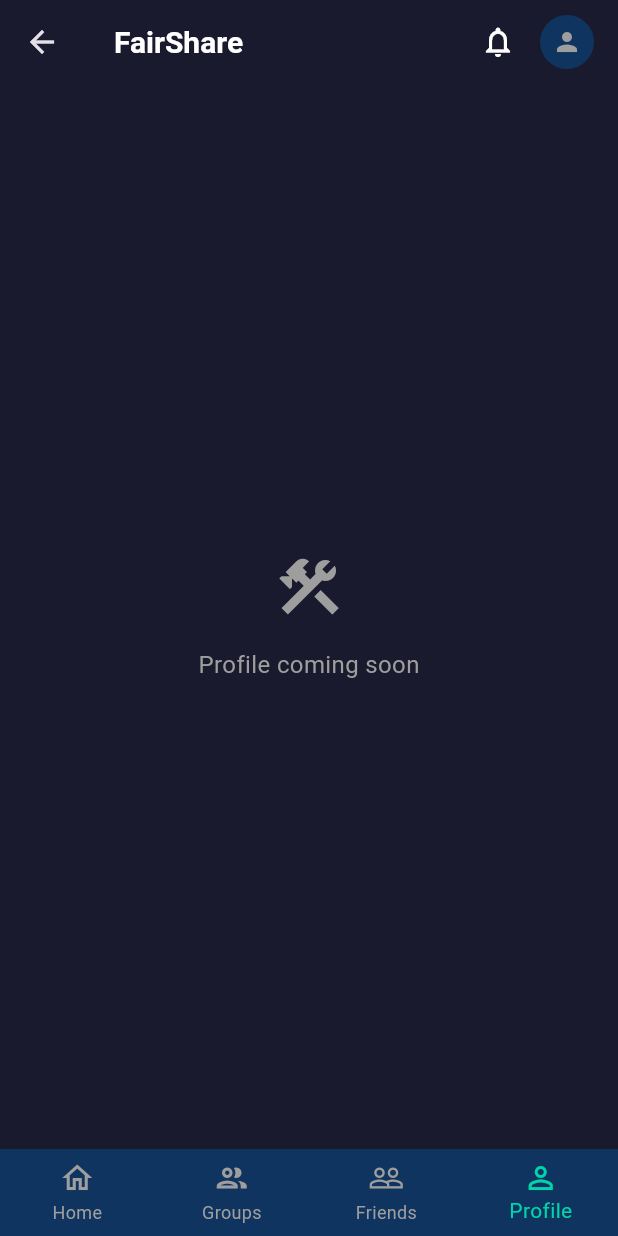
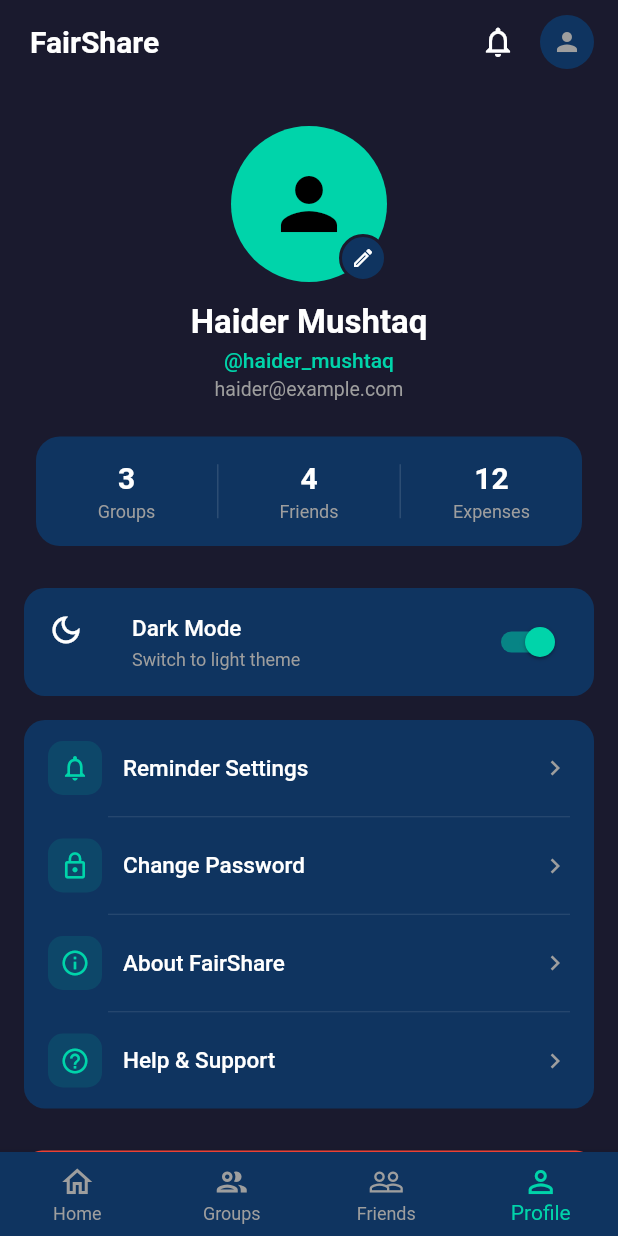
Before and after one commit to Haidermushtaq/splivy, a Flutter app: the DashboardScreen screen opened directly, item 4 of the bottom bar chosen, on a phone screen of 412 x 824 dp. Run offline on Flutter 3.47's test engine with Material 3 defaults, Android fonts, the phone set to English and light mode, and no system bars; our stand-ins replace shared_preferences; accounts and stored records are empty.

Commit message:
feat: add profile screen with dark/light mode toggle and settings
Co-authored-by: MohsinAshraf01 <mohsinmhn24@gmail.com>
Co-authored-by: HaiderZahoorr <haiderzahoor808@gmail.com>

```diff
--- /dev/null
+++ b/lib/app_theme.dart
@@ -0,0 +1,23 @@
+import 'package:flutter/material.dart';
+
+final themeNotifier = ValueNotifier<ThemeMode>(ThemeMode.dark);
+
+ThemeData get lightTheme => ThemeData(
+      brightness: Brightness.light,
+      scaffoldBackgroundColor: Colors.white,
+      colorScheme: ColorScheme.fromSeed(
+        seedColor: const Color(0xFF00D4AA),
+        brightness: Brightness.light,
+      ),
+      useMaterial3: false,
+    );
+
+ThemeData get darkTheme => ThemeData(
+      brightness: Brightness.dark,
+      scaffoldBackgroundColor: const Color(0xFF1A1A2E),
+      colorScheme: ColorScheme.fromSeed(
+        seedColor: const Color(0xFF00D4AA),
+        brightness: Brightness.dark,
+      ),
+      useMaterial3: false,
+    );
--- a/lib/main.dart
+++ b/lib/main.dart
@@ -1,7 +1,13 @@
 import 'package:flutter/material.dart';
-import 'screens/splash_screen.dart';
+import 'package:shared_preferences/shared_preferences.dart';
+import 'app_theme.dart';
+import 'screens/dashboard/dashboard_screen.dart';
 
-void main() {
+void main() async {
+  WidgetsFlutterBinding.ensureInitialized();
+  final prefs = await SharedPreferences.getInstance();
+  final isDark = prefs.getBool('isDarkMode') ?? true;
+  themeNotifier.value = isDark ? ThemeMode.dark : ThemeMode.light;
   runApp(const FairShareApp());
 }
 
@@ -10,11 +16,16 @@ class FairShareApp extends StatelessWidget {
 
   @override
   Widget build(BuildContext context) {
-    return MaterialApp(
-      title: 'FairShare',
-      debugShowCheckedModeBanner: false,
-      theme: ThemeData.dark(),
-      home: const SplashScreen(),
+    return ValueListenableBuilder<ThemeMode>(
+      valueListenable: themeNotifier,
+      builder: (context, mode, child) => MaterialApp(
+        title: 'FairShare',
+        debugShowCheckedModeBanner: false,
+        theme: lightTheme,
+        darkTheme: darkTheme,
+        themeMode: mode,
+        home: const DashboardScreen(),
+      ),
     );
   }
 }
--- a/lib/screens/dashboard/dashboard_screen.dart
+++ b/lib/screens/dashboard/dashboard_screen.dart
@@ -1,6 +1,7 @@
 import 'package:flutter/material.dart';
 import '../groups/groups_screen.dart';
 import '../friends/friends_screen.dart';
+import '../profile/profile_screen.dart';
 
 class DashboardScreen extends StatefulWidget {
   const DashboardScreen({super.key});
@@ -84,6 +85,8 @@ class _DashboardScreenState extends State<DashboardScreen> {
         return const GroupsScreen();
       case 2:
         return const FriendsScreen();
+      case 3:
+        return const ProfileScreen();
       default:
         return _PlaceholderTab(label: _tabLabel(_currentIndex));
     }
--- /dev/null
+++ b/lib/screens/profile/profile_screen.dart
@@ -0,0 +1,578 @@
+import 'package:flutter/material.dart';
+import 'package:shared_preferences/shared_preferences.dart';
+import '../../app_theme.dart';
+import '../auth/login_screen.dart';
+
+class ProfileScreen extends StatefulWidget {
+  const ProfileScreen({super.key});
+
+  @override
+  State<ProfileScreen> createState() => _ProfileScreenState();
+}
+
+class _ProfileScreenState extends State<ProfileScreen> {
+  static const _bg = Color(0xFF1A1A2E);
+  static const _accent = Color(0xFF00D4AA);
+  static const _cardDark = Color(0xFF0F3460);
+
+  bool _isDark = true;
+  int _reminderHours = 24;
+
+  @override
+  void initState() {
+    super.initState();
+    _loadThemePref();
+  }
+
+  Future<void> _loadThemePref() async {
+    final prefs = await SharedPreferences.getInstance();
+    if (mounted) {
+      setState(() => _isDark = prefs.getBool('isDarkMode') ?? true);
+    }
+  }
+
+  Future<void> _toggleTheme(bool isDark) async {
+    setState(() => _isDark = isDark);
+    themeNotifier.value = isDark ? ThemeMode.dark : ThemeMode.light;
+    final prefs = await SharedPreferences.getInstance();
+    await prefs.setBool('isDarkMode', isDark);
+  }
+
+  @override
+  Widget build(BuildContext context) {
+    return Scaffold(
+      backgroundColor: _bg,
+      body: SafeArea(
+        child: SingleChildScrollView(
+          padding: const EdgeInsets.only(bottom: 32),
+          child: Column(
+            crossAxisAlignment: CrossAxisAlignment.center,
+            children: [
+              const SizedBox(height: 28),
+              _buildAvatarSection(),
+              const SizedBox(height: 24),
+              _buildStatsRow(),
+              const SizedBox(height: 28),
+              _buildThemeToggle(),
+              const SizedBox(height: 16),
+              _buildSettingsList(),
+              const SizedBox(height: 28),
+              _buildLogoutButton(),
+            ],
+          ),
+        ),
+      ),
+    );
+  }
+
+  // ── Avatar + name + username + email ───────────────────────────────────────
+
+  Widget _buildAvatarSection() {
+    return Column(
+      children: [
+        Stack(
+          children: [
+            CircleAvatar(
+              radius: 52,
+              backgroundColor: _accent,
+              child: const Icon(Icons.person, color: Colors.black, size: 56),
+            ),
+            Positioned(
+              bottom: 0,
+              right: 0,
+              child: Container(
+                width: 32,
+                height: 32,
+                decoration: BoxDecoration(
+                  color: _cardDark,
+                  shape: BoxShape.circle,
+                  border: Border.all(color: _bg, width: 2),
+                ),
+                child: const Icon(Icons.edit_outlined,
+                    color: Colors.white, size: 16),
+              ),
+            ),
+          ],
+        ),
+        const SizedBox(height: 14),
+        const Text(
+          'Haider Mushtaq',
+          style: TextStyle(
+            color: Colors.white,
+            fontSize: 22,
+            fontWeight: FontWeight.bold,
+          ),
+        ),
+        const SizedBox(height: 4),
+        const Text(
+          '@haider_mushtaq',
+          style: TextStyle(
+            color: _accent,
+            fontSize: 14,
+            fontWeight: FontWeight.w500,
+          ),
+        ),
+        const SizedBox(height: 4),
+        const Text(
+          'haider@example.com',
+          style: TextStyle(color: Colors.grey, fontSize: 13),
+        ),
+      ],
+    );
+  }
+
+  // ── Stats row ──────────────────────────────────────────────────────────────
+
+  Widget _buildStatsRow() {
+    return Container(
+      margin: const EdgeInsets.symmetric(horizontal: 24),
+      padding: const EdgeInsets.symmetric(vertical: 16),
+      decoration: BoxDecoration(
+        color: _cardDark,
+        borderRadius: BorderRadius.circular(16),
+      ),
+      child: Row(
+        children: [
+          _StatItem(label: 'Groups', value: '3'),
+          _vDivider(),
+          _StatItem(label: 'Friends', value: '4'),
+          _vDivider(),
+          _StatItem(label: 'Expenses', value: '12'),
+        ],
+      ),
+    );
+  }
+
+  Widget _vDivider() => Container(
+        width: 1,
+        height: 36,
+        color: Colors.white12,
+      );
+
+  // ── Dark / light mode toggle ───────────────────────────────────────────────
+
+  Widget _buildThemeToggle() {
+    return Container(
+      margin: const EdgeInsets.symmetric(horizontal: 16),
+      decoration: BoxDecoration(
+        color: _cardDark,
+        borderRadius: BorderRadius.circular(14),
+      ),
+      child: SwitchListTile(
+        value: _isDark,
+        onChanged: _toggleTheme,
+        activeThumbColor: _accent,
+        secondary: Icon(
+          _isDark ? Icons.dark_mode_outlined : Icons.light_mode_outlined,
+          color: Colors.white,
+        ),
+        title: const Text(
+          'Dark Mode',
+          style: TextStyle(
+              color: Colors.white, fontWeight: FontWeight.w500, fontSize: 15),
+        ),
+        subtitle: Text(
+          _isDark ? 'Switch to light theme' : 'Switch to dark theme',
+          style: const TextStyle(color: Colors.grey, fontSize: 12),
+        ),
+      ),
+    );
+  }
+
+  // ── Settings list ──────────────────────────────────────────────────────────
+
+  Widget _buildSettingsList() {
+    return Container(
+      margin: const EdgeInsets.symmetric(horizontal: 16),
+      decoration: BoxDecoration(
+        color: _cardDark,
+        borderRadius: BorderRadius.circular(14),
+      ),
+      child: Column(
+        children: [
+          _SettingsTile(
+            icon: Icons.notifications_outlined,
+            label: 'Reminder Settings',
+            onTap: _showReminderDialog,
+          ),
+          const Divider(
+              color: Colors.white12, height: 1, indent: 56, endIndent: 16),
+          _SettingsTile(
+            icon: Icons.lock_outline,
+            label: 'Change Password',
+            onTap: () => _showComingSoon('Change Password'),
+          ),
+          const Divider(
+              color: Colors.white12, height: 1, indent: 56, endIndent: 16),
+          _SettingsTile(
+            icon: Icons.info_outline,
+            label: 'About FairShare',
+            onTap: _showAboutDialog,
+          ),
+          const Divider(
+              color: Colors.white12, height: 1, indent: 56, endIndent: 16),
+          _SettingsTile(
+            icon: Icons.help_outline,
+            label: 'Help & Support',
+            onTap: () => _showComingSoon('Help & Support'),
+            isLast: true,
+          ),
+        ],
+      ),
+    );
+  }
+
+  // ── Logout button ──────────────────────────────────────────────────────────
+
+  Widget _buildLogoutButton() {
+    return Padding(
+      padding: const EdgeInsets.symmetric(horizontal: 16),
+      child: OutlinedButton(
+        onPressed: _confirmLogout,
+        style: OutlinedButton.styleFrom(
+          side: const BorderSide(color: Colors.red, width: 1.5),
+          minimumSize: const Size(double.infinity, 52),
+          shape: RoundedRectangleBorder(
+              borderRadius: BorderRadius.circular(12)),
+        ),
+        child: const Text(
+          'Logout',
+          style: TextStyle(
+              color: Colors.red,
+              fontWeight: FontWeight.bold,
+              fontSize: 16),
+        ),
+      ),
+    );
+  }
+
+  // ── Dialogs ────────────────────────────────────────────────────────────────
+
+  void _showReminderDialog() {
+    int tempHours = _reminderHours;
+    showDialog(
+      context: context,
+      builder: (ctx) => StatefulBuilder(
+        builder: (ctx, setDialogState) => AlertDialog(
+          backgroundColor: _cardDark,
+          shape: RoundedRectangleBorder(
+              borderRadius: BorderRadius.circular(16)),
+          title: const Text(
+            'Reminder Settings',
+            style: TextStyle(
+                color: Colors.white, fontWeight: FontWeight.bold),
+          ),
+          content: Column(
+            mainAxisSize: MainAxisSize.min,
+            children: [
+              const Text(
+                'Payment reminder frequency',
+                style: TextStyle(color: Colors.grey, fontSize: 13),
+              ),
+              const SizedBox(height: 12),
+              ...[24, 48, 72].map((h) {
+                    final selected = tempHours == h;
+                    return InkWell(
+                      onTap: () =>
+                          setDialogState(() => tempHours = h),
+                      borderRadius: BorderRadius.circular(8),
+                      child: Padding(
+                        padding:
+                            const EdgeInsets.symmetric(vertical: 8),
+                        child: Row(
+                          children: [
+                            Container(
+                              width: 20,
+                              height: 20,
+                              decoration: BoxDecoration(
+                                shape: BoxShape.circle,
+                                border: Border.all(
+                                  color: selected
+                                      ? _accent
+                                      : Colors.grey,
+                                  width: 2,
+                                ),
+                              ),
+                              child: selected
+                                  ? Center(
+                                      child: Container(
+                                        width: 10,
+                                        height: 10,
+                                        decoration:
+                                            const BoxDecoration(
+                                          shape: BoxShape.circle,
+                                          color: _accent,
+                                        ),
+                                      ),
+                                    )
+                                  : null,
+                            ),
+                            const SizedBox(width: 12),
+                            Text(
+                              'Every ${h}hrs',
+                              style: const TextStyle(
+                                  color: Colors.white,
+                                  fontSize: 14),
+                            ),
+                          ],
+                        ),
+                      ),
+                    );
+                  }),
+            ],
+          ),
+          actions: [
+            TextButton(
+              onPressed: () => Navigator.of(ctx).pop(),
+              child: const Text('Cancel',
+                  style: TextStyle(color: Colors.grey)),
+            ),
+            ElevatedButton(
+              style: ElevatedButton.styleFrom(
+                backgroundColor: _accent,
+                shape: RoundedRectangleBorder(
+                    borderRadius: BorderRadius.circular(8)),
+              ),
+              onPressed: () {
+                setState(() => _reminderHours = tempHours);
+                Navigator.of(ctx).pop();
+              },
+              child: const Text('Save',
+                  style: TextStyle(
+                      color: Colors.black, fontWeight: FontWeight.bold)),
+            ),
+          ],
+        ),
+      ),
+    );
+  }
+
+  void _showAboutDialog() {
+    showDialog(
+      context: context,
+      builder: (ctx) => AlertDialog(
+        backgroundColor: _cardDark,
+        shape: RoundedRectangleBorder(
+            borderRadius: BorderRadius.circular(16)),
+        title: Row(
+          children: [
+            const Icon(Icons.account_balance_wallet_rounded,
+                color: _accent, size: 24),
+            const SizedBox(width: 10),
+            const Text(
+              'FairShare',
+              style: TextStyle(
+                  color: Colors.white, fontWeight: FontWeight.bold),
+            ),
+          ],
+        ),
+        content: Column(
+          mainAxisSize: MainAxisSize.min,
+          crossAxisAlignment: CrossAxisAlignment.start,
+          children: [
+            const Text('Version 1.0.0',
+                style: TextStyle(color: Colors.grey, fontSize: 13)),
+            const SizedBox(height: 16),
+            const Text(
+              'Built by',
+              style: TextStyle(
+                  color: Colors.white,
+                  fontWeight: FontWeight.bold,
+                  fontSize: 13),
+            ),
+            const SizedBox(height: 8),
+            ...['Haider Mushtaq', 'Mohsin Ashraf', 'Shumail Khan', 'Haider Zahoor']
+                .map((name) => Padding(
+                      padding: const EdgeInsets.only(bottom: 4),
+                      child: Row(
+                        children: [
+                          const Icon(Icons.person_outline,
+                              color: _accent, size: 14),
+                          const SizedBox(width: 6),
+                          Text(name,
+                              style: const TextStyle(
+                                  color: Colors.white, fontSize: 13)),
+                        ],
+                      ),
+                    )),
+          ],
+        ),
+        actions: [
+          ElevatedButton(
+            style: ElevatedButton.styleFrom(
+              backgroundColor: _accent,
+              shape: RoundedRectangleBorder(
+                  borderRadius: BorderRadius.circular(8)),
+            ),
+            onPressed: () => Navigator.of(ctx).pop(),
+            child: const Text('Close',
+                style: TextStyle(
+                    color: Colors.black, fontWeight: FontWeight.bold)),
+          ),
+        ],
+      ),
+    );
+  }
+
+  void _showComingSoon(String feature) {
+    showDialog(
+      context: context,
+      builder: (ctx) => AlertDialog(
+        backgroundColor: _cardDark,
+        shape: RoundedRectangleBorder(
+            borderRadius: BorderRadius.circular(16)),
+        title: Text(feature,
+            style: const TextStyle(
+                color: Colors.white, fontWeight: FontWeight.bold)),
+        content: const Text(
+          'This feature is coming soon!',
+          style: TextStyle(color: Colors.grey),
+        ),
+        actions: [
+          ElevatedButton(
+            style: ElevatedButton.styleFrom(
+              backgroundColor: _accent,
+              shape: RoundedRectangleBorder(
+                  borderRadius: BorderRadius.circular(8)),
+            ),
+            onPressed: () => Navigator.of(ctx).pop(),
+            child: const Text('OK',
+                style: TextStyle(
+                    color: Colors.black, fontWeight: FontWeight.bold)),
+          ),
+        ],
+      ),
+    );
+  }
+
+  void _confirmLogout() {
+    showDialog(
+      context: context,
+      builder: (ctx) => AlertDialog(
+        backgroundColor: _cardDark,
+        shape: RoundedRectangleBorder(
+            borderRadius: BorderRadius.circular(16)),
+        title: const Text(
+          'Logout',
+          style: TextStyle(
+              color: Colors.white, fontWeight: FontWeight.bold),
+        ),
+        content: const Text(
+          'Are you sure you want to logout?',
+          style: TextStyle(color: Colors.grey),
+        ),
+        actions: [
+          TextButton(
+            onPressed: () => Navigator.of(ctx).pop(),
+            child: const Text('Cancel',
+                style: TextStyle(color: Colors.grey)),
+          ),
+          ElevatedButton(
+            style: ElevatedButton.styleFrom(
+              backgroundColor: Colors.red,
+              shape: RoundedRectangleBorder(
+                  borderRadius: BorderRadius.circular(8)),
+            ),
+            onPressed: () {
+              Navigator.of(ctx).pop();
+              Navigator.of(context).pushAndRemoveUntil(
+                MaterialPageRoute(
+                    builder: (_) => const LoginScreen()),
+                (route) => false,
+              );
+            },
+            child: const Text('Logout',
+                style: TextStyle(
+                    color: Colors.white, fontWeight: FontWeight.bold)),
+          ),
+        ],
+      ),
+    );
+  }
+}
+
+// ── Reusable widgets ──────────────────────────────────────────────────────────
+
+class _StatItem extends StatelessWidget {
+  final String label;
+  final String value;
+
+  const _StatItem({required this.label, required this.value});
+
+  @override
+  Widget build(BuildContext context) {
+    return Expanded(
+      child: Column(
+        children: [
+          Text(
+            value,
+            style: const TextStyle(
+              color: Colors.white,
+              fontSize: 20,
+              fontWeight: FontWeight.bold,
+            ),
+          ),
+          const SizedBox(height: 4),
+          Text(
+            label,
+            style: const TextStyle(color: Colors.grey, fontSize: 12),
+          ),
+        ],
+      ),
+    );
+  }
+}
+
+class _SettingsTile extends StatelessWidget {
+  final IconData icon;
+  final String label;
+  final VoidCallback onTap;
+  final bool isLast;
+
+  static const _accent = Color(0xFF00D4AA);
+
+  const _SettingsTile({
+    required this.icon,
+    required this.label,
+    required this.onTap,
+    this.isLast = false,
+  });
+
+  @override
+  Widget build(BuildContext context) {
+    return InkWell(
+      onTap: onTap,
+      borderRadius: BorderRadius.vertical(
+        top: Radius.zero,
+        bottom: isLast ? const Radius.circular(14) : Radius.zero,
+      ),
+      child: Padding(
+        padding: const EdgeInsets.symmetric(horizontal: 16, vertical: 14),
+        child: Row(
+          children: [
+            Container(
+              width: 36,
+              height: 36,
+              decoration: BoxDecoration(
+                color: _accent.withValues(alpha: 0.12),
+                borderRadius: BorderRadius.circular(10),
+              ),
+              child: Icon(icon, color: _accent, size: 20),
+            ),
+            const SizedBox(width: 14),
+            Expanded(
+              child: Text(
+                label,
+                style: const TextStyle(
+                    color: Colors.white,
+                    fontSize: 15,
+                    fontWeight: FontWeight.w500),
+              ),
+            ),
+            const Icon(Icons.chevron_right, color: Colors.grey, size: 20),
+          ],
+        ),
+      ),
+    );
+  }
+}
--- a/pubspec.yaml
+++ b/pubspec.yaml
@@ -34,6 +34,7 @@ dependencies:
   # The following adds the Cupertino Icons font to your application.
   # Use with the CupertinoIcons class for iOS style icons.
   cupertino_icons: ^1.0.8
+  shared_preferences: ^2.5.5
 
 dev_dependencies:
   flutter_test:
```
Also changed, not shown: pubspec.lock.
